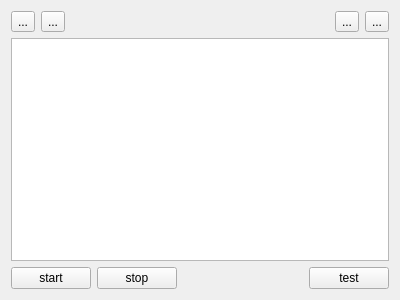
First picture: the form in Qt/mega_git_tests/Test_ADB/src/autoclicker/src/ui/autoclicker.ui, repository RinatB2017/mega_GIT, before the edit.
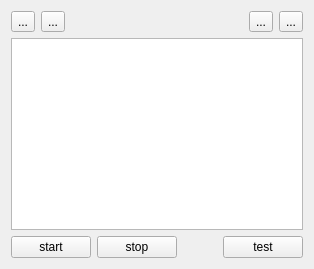
Second picture: the form after the edit.

What changed in the file:
```diff
--- a/Qt/mega_git_tests/Test_ADB/src/autoclicker/src/ui/autoclicker.ui
+++ b/Qt/mega_git_tests/Test_ADB/src/autoclicker/src/ui/autoclicker.ui
@@ -2,13 +2,11 @@
 <ui version="4.0">
  <class>AutoClicker</class>
  <widget class="QWidget" name="AutoClicker">
-  <property name="geometry">
-   <rect>
-    <x>0</x>
-    <y>0</y>
-    <width>400</width>
-    <height>300</height>
-   </rect>
+  <property name="sizePolicy">
+   <sizepolicy hsizetype="Fixed" vsizetype="Preferred">
+    <horstretch>0</horstretch>
+    <verstretch>0</verstretch>
+   </sizepolicy>
   </property>
   <property name="windowTitle">
    <string>Form</string>
```
